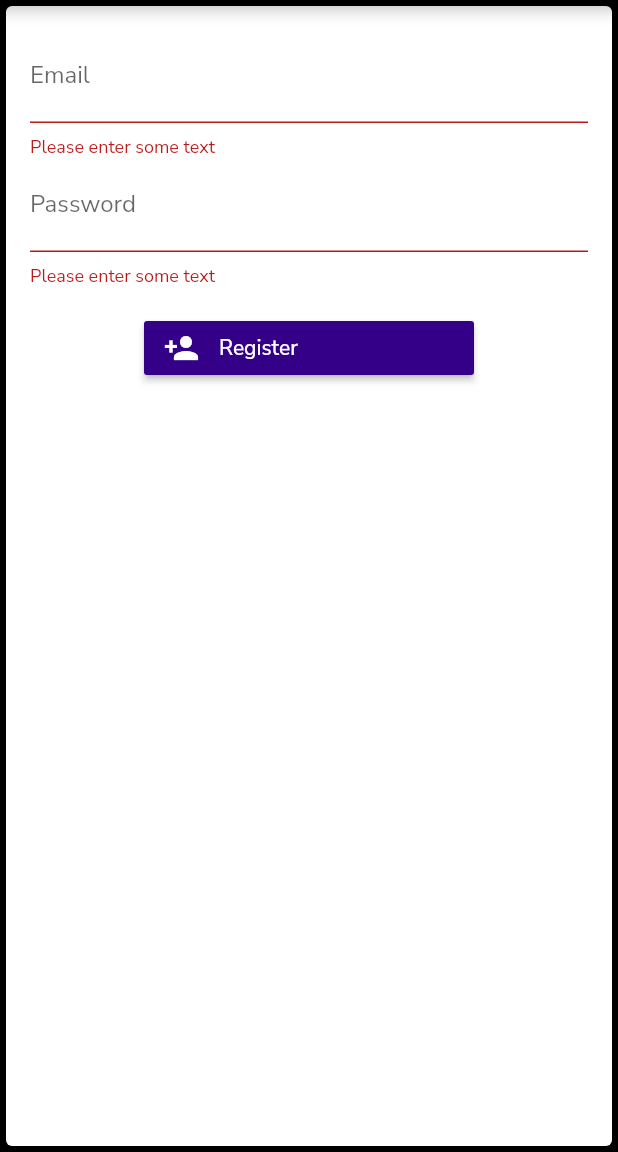
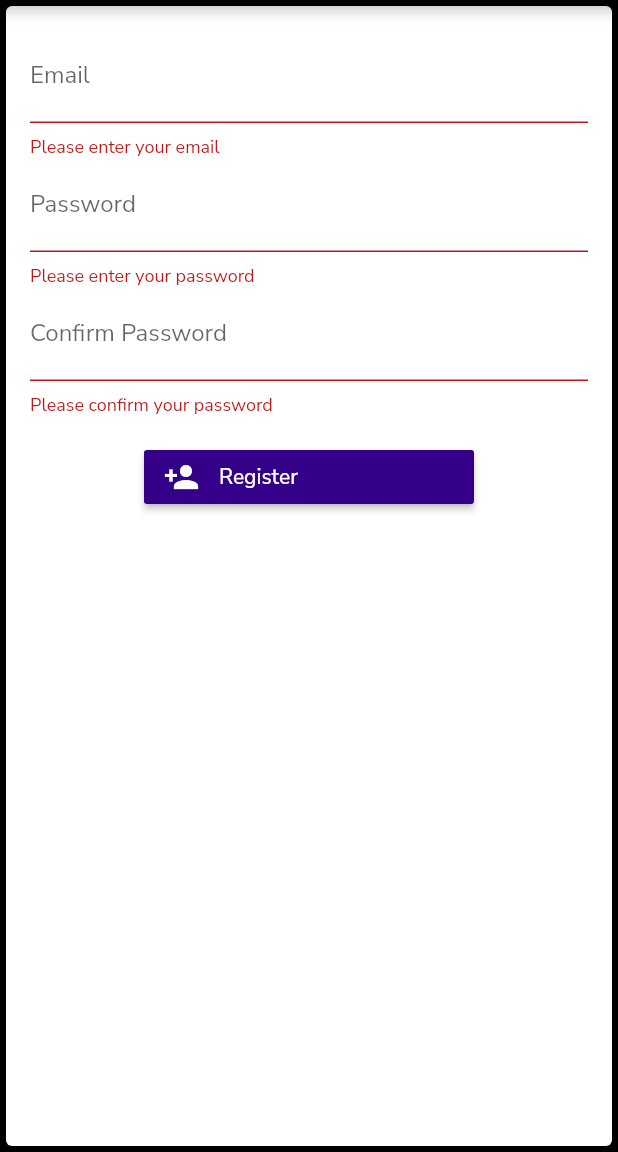
Before and after one commit to ivonpechmann/jade, a Flutter app: the EmailSignUpScreen screen opened by its route, after a tap on "Register", on a phone screen of 412 x 824 dp, the part 84-1236 px from its top. Run offline on Flutter 3.47's test engine with Material 2 defaults, Android fonts, the phone set to English and light mode, and no system bars; our stand-ins replace firebase_auth, firebase_core, flutter_signin_button, google_fonts; accounts and stored records are empty.

Commit message:
added email login page template and confirm password field to sign up. still need to add error functionality to sign up

```diff
--- a/lib/feed/feed.dart
+++ b/lib/feed/feed.dart
@@ -15,6 +15,7 @@ class FeedScreen extends StatelessWidget {
         backgroundColor: Colors.blueGrey,
         onPressed: () {
           AuthService().auth.signOut();
+          Navigator.pushNamedAndRemoveUntil(context, '/', (route) => false);
         },
         text: "Log Out",
       )
--- a/lib/login/login.dart
+++ b/lib/login/login.dart
@@ -27,7 +27,9 @@ class LoginScreen extends StatelessWidget {
             SignInButtonBuilder(
                 backgroundColor: grayColor,
                 icon: Icons.email,
-                onPressed: () {},
+                onPressed: () {
+                  Navigator.pushNamed(context, '/email_login');
+                },
                 text: "Use Email"),
             SignInButtonBuilder(
               backgroundColor: grayColor,
--- a/lib/routes.dart
+++ b/lib/routes.dart
@@ -1,4 +1,5 @@
 import 'package:jade/feed/feed.dart';
+import 'package:jade/login/email_login.dart';
 import 'package:jade/login/login.dart';
 import 'package:jade/signup/email_signup.dart';
 import 'package:jade/signup/signup.dart';
@@ -8,4 +9,5 @@ var appRoutes = {
   '/login' : (context) => const LoginScreen(),
   '/feed' : (context) => const FeedScreen(),
   '/email_signup' : (context) => EmailSignUpScreen(),
+  '/email_login' : (context) => EmailLoginScreen(),
 };
--- a/lib/signup/email_signup.dart
+++ b/lib/signup/email_signup.dart
@@ -16,6 +16,7 @@ class _EmailSignUpScreenState extends State<EmailSignUpScreen> {
   final GlobalKey<FormState> _formKey = GlobalKey<FormState>();
   final TextEditingController _emailController = TextEditingController();
   final TextEditingController _passwordController = TextEditingController();
+  final TextEditingController _confirmPasswordController = TextEditingController();
 
   bool? _success;
   String _userEmail = '';
@@ -31,7 +32,7 @@ class _EmailSignUpScreenState extends State<EmailSignUpScreen> {
         _success = true;
         _userEmail = user.email ?? '';
       });
-      Navigator.pushNamed(context, '/feed');
+      Navigator.pushNamedAndRemoveUntil(context, '/', (route) => false);
     } else {
       _success = false;
     }
@@ -54,7 +55,7 @@ class _EmailSignUpScreenState extends State<EmailSignUpScreen> {
                   decoration: const InputDecoration(labelText: 'Email'),
                   validator: (String? value) {
                     if (value!.isEmpty) {
-                      return 'Please enter some text';
+                      return 'Please enter your email';
                     }
                     return null;
                   },
@@ -64,7 +65,18 @@ class _EmailSignUpScreenState extends State<EmailSignUpScreen> {
                   decoration: const InputDecoration(labelText: 'Password'),
                   validator: (String? value) {
                     if (value == null || value.isEmpty) {
-                      return 'Please enter some text';
+                      return 'Please enter your password';
+                    }
+                    return null;
+                  },
+                  obscureText: true,
+                ),
+                TextFormField(
+                  controller: _confirmPasswordController,
+                  decoration: const InputDecoration(labelText: 'Confirm Password'),
+                  validator: (String? value) {
+                    if (value == null || value.isEmpty) {
+                      return 'Please confirm your password';
                     }
                     return null;
                   },
@@ -90,7 +102,7 @@ class _EmailSignUpScreenState extends State<EmailSignUpScreen> {
                     _success == null
                         ? ''
                         : (_success!
-                            ? 'Successfully registered $_userEmail'
+                            ? ''
                             : 'Registration failed'),
                   ),
                 )
```
Also changed, not shown: lib/login/email_login.dart (added, +18 -0 lines), 2 other files.
